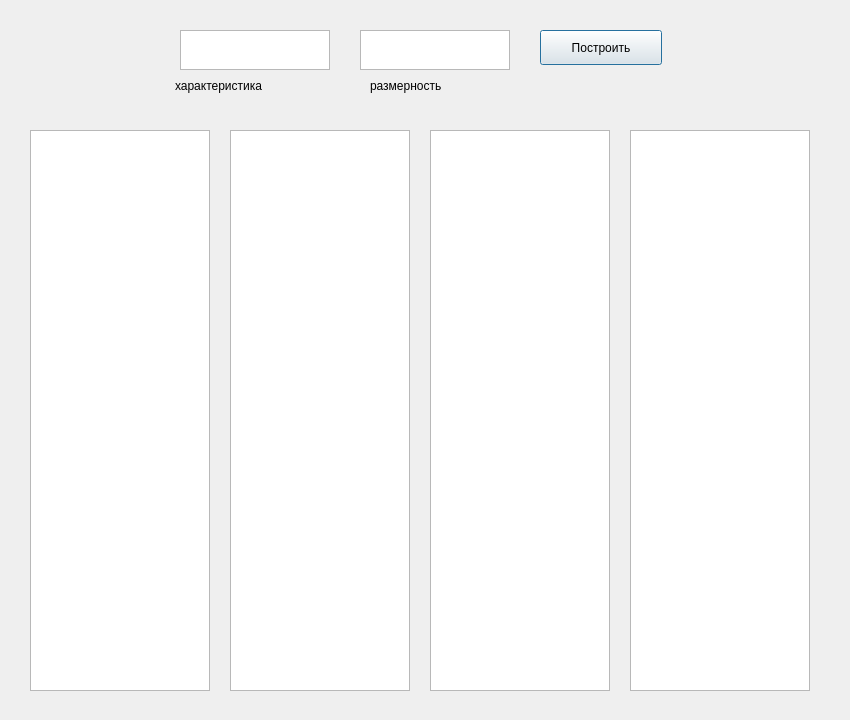
The window that extended.ui (Smaug-DS/galois_field) describes before a commit, drawn with Qt 5.
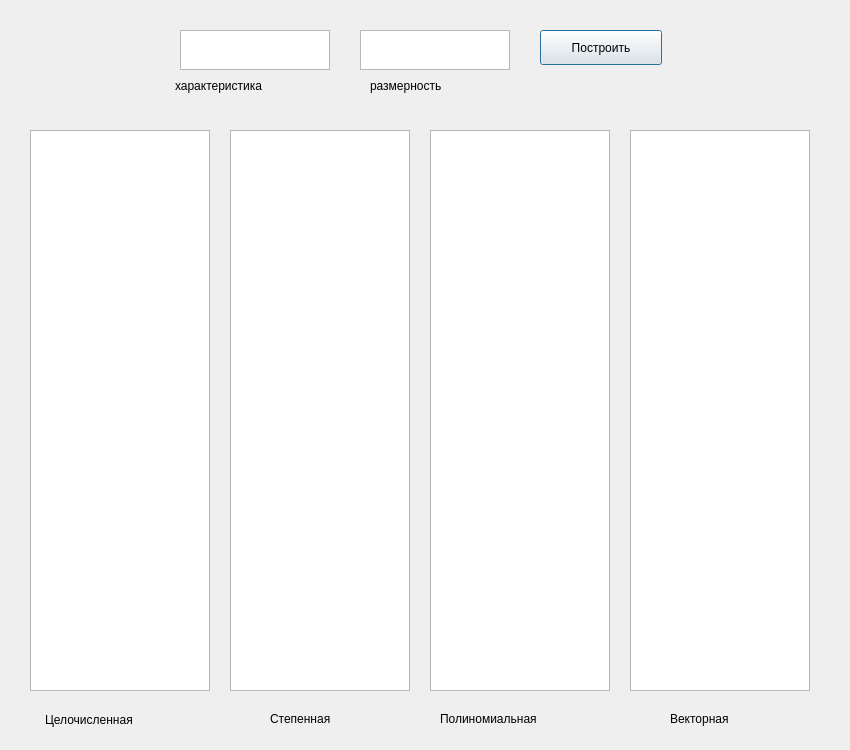
The same window after the commit.

Commit message: add label to extended forms ui

Patch:
```diff
--- a/extended.ui
+++ b/extended.ui
@@ -7,7 +7,7 @@
     <x>0</x>
     <y>0</y>
     <width>850</width>
-    <height>720</height>
+    <height>750</height>
    </rect>
   </property>
   <property name="windowTitle">
@@ -142,6 +142,58 @@
     <string>размерность</string>
    </property>
   </widget>
+  <widget class="QLabel" name="label_3">
+   <property name="geometry">
+    <rect>
+     <x>45</x>
+     <y>705</y>
+     <width>150</width>
+     <height>30</height>
+    </rect>
+   </property>
+   <property name="text">
+    <string>Целочисленная</string>
+   </property>
+  </widget>
+  <widget class="QLabel" name="label_4">
+   <property name="geometry">
+    <rect>
+     <x>270</x>
+     <y>705</y>
+     <width>101</width>
+     <height>27</height>
+    </rect>
+   </property>
+   <property name="text">
+    <string>Степенная</string>
+   </property>
+  </widget>
+  <widget class="QLabel" name="label_5">
+   <property name="geometry">
+    <rect>
+     <x>440</x>
+     <y>705</y>
+     <width>161</width>
+     <height>27</height>
+    </rect>
+   </property>
+   <property name="text">
+    <string>Полиномиальная</string>
+   </property>
+  </widget>
+  <widget class="QLabel" name="label_6">
+   <property name="geometry">
+    <rect>
+     <x>670</x>
+     <y>705</y>
+     <width>101</width>
+     <height>27</height>
+    </rect>
+   </property>
+   <property name="text">
+    <string>Векторная</string>
+   </property>
+  </widget>
  </widget>
  <resources/>
  <connections/>
```
